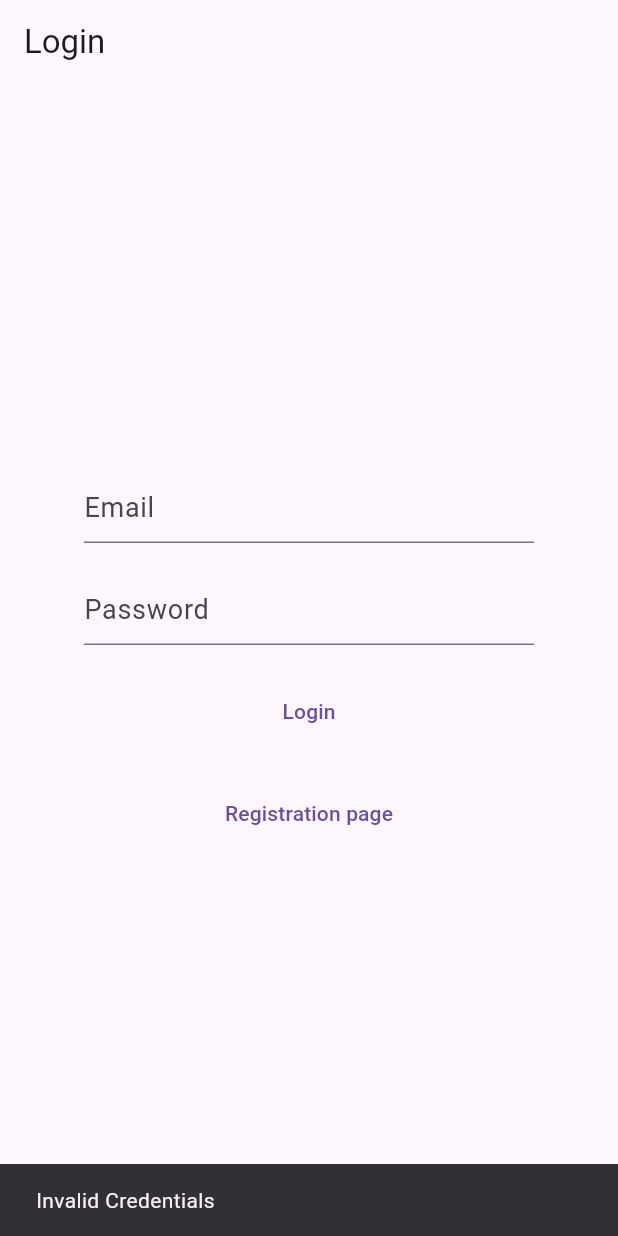
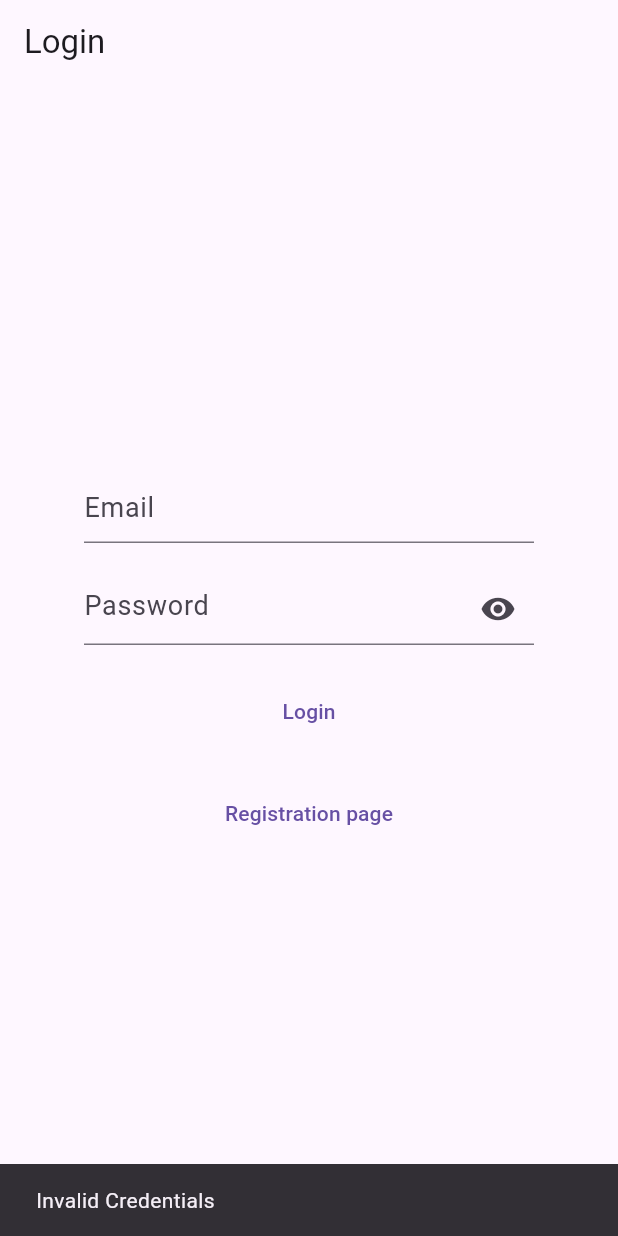
Before and after one commit to KieperMF/FlutterFood, a Flutter app: the screen it shows after launch, after a tap on "Login", on a phone screen of 412 x 824 dp. Run offline on Flutter 3.47's test engine with Material 3 defaults, Android fonts, the phone set to English and light mode, and no system bars; our stand-ins replace cloud_firestore, email_validator, firebase_auth, firebase_core, firebase_storage, go_router and 3 more; accounts and stored records are empty; network calls fail.

Commit message:
layout changes

```diff
--- a/lib/views/home_screen/home.dart
+++ b/lib/views/home_screen/home.dart
@@ -2,6 +2,8 @@ import 'package:flutter/material.dart';
 import 'package:flutter_food/views/home_screen/home_page.dart';
 import 'package:flutter_food/views/user_screen/user_page.dart';
 import 'package:google_nav_bar/google_nav_bar.dart';
+
+int pageIndex = 0;
 
 class HomeScreen extends StatefulWidget {
   const HomeScreen({super.key, });
@@ -11,8 +13,6 @@ class HomeScreen extends StatefulWidget {
 }
 
 class _HomeScreenState extends State<HomeScreen> {
-  List<Widget> children = [HomePage.create(),UserPage.create()];
-
   final _pageController = PageController(
     initialPage: 0,
     keepPage: true,
@@ -25,7 +25,8 @@ class _HomeScreenState extends State<HomeScreen> {
       body: PageView(
         onPageChanged: (value) {
           setState(() {
-            index = value;
+            pageIndex = value;
+            index = pageIndex;
           });
         },
         controller: _pageController,
@@ -67,7 +68,7 @@ class _HomeScreenState extends State<HomeScreen> {
                   backgroundColor: Color.fromRGBO(255, 255, 255, 1),
                 ),
               ],
-              selectedIndex: index,
+              selectedIndex: pageIndex,
               onTabChange: (value) {
                 _pageController.animateToPage(value, duration:const Duration(milliseconds: 400), curve: Curves.ease);
               },
--- a/lib/views/login_screen/login_page.dart
+++ b/lib/views/login_screen/login_page.dart
@@ -60,29 +60,24 @@ class _LoginPageState extends State<LoginPage> {
               child: TextField(
                 controller: textPasswordController,
                 style: const TextStyle(fontSize: 18),
-                decoration: const InputDecoration(
-                  hintStyle: TextStyle(fontSize: 18),
+                obscureText: store!.passwordVisibility,
+                decoration: InputDecoration(
+                  hintStyle: const TextStyle(fontSize: 18),
                   hintText: 'Password',
+                  suffixIcon: IconButton(onPressed: (){
+                    setState(() {
+                      store!.passwordVisibility = !store!.passwordVisibility;
+                    });
+                  }, icon: store!.passwordVisibility == false ? const Icon(Icons.visibility_off) : const Icon(Icons.visibility))
                 ),
+                onSubmitted: (value) => login(),
               ),
             ),
             const SizedBox(
               height: 20,
             ),
-            TextButton(
-                onPressed: () async {
-                  await store!.loginVerification(
-                      textEmailController.text, textPasswordController.text);
-                  if (store!.loginVerif) {
-                    context.go('/home');
-                  } else {
-                    ScaffoldMessenger.of(context).showSnackBar(const SnackBar(
-                      content: Text('Invalid Credentials'),
-                      duration: Duration(milliseconds: 1000),
-                    ));
-                  }
-                },
-                child: const Text('Login')),
+            TextButton(onPressed: () => login(),
+            child: const Text('Login')),
             const SizedBox(
               height: 20,
             ),
@@ -96,4 +91,17 @@ class _LoginPageState extends State<LoginPage> {
       ),
     );
   }
+
+  void login() async {
+    await store!.loginVerification(
+        textEmailController.text, textPasswordController.text);
+    if (store!.loginVerif) {
+      context.go('/home');
+    } else {
+      ScaffoldMessenger.of(context).showSnackBar(const SnackBar(
+        content: Text('Invalid Credentials'),
+        duration: Duration(milliseconds: 1000),
+      ));
+    }
+  }
 }
--- a/lib/views/login_screen/login_store.dart
+++ b/lib/views/login_screen/login_store.dart
@@ -5,6 +5,7 @@ class LoginStore with ChangeNotifier{
   LoginStore({required this.service});
   UserService? service;
   bool loginVerif = false;
+  bool passwordVisibility = true;
 
   loginVerification(String email, String password)async{
     loginVerif = await service!.loginUser(email, password);
--- a/lib/views/registration_screen/registration_store.dart
+++ b/lib/views/registration_screen/registration_store.dart
@@ -7,9 +7,6 @@ class RegistrationStore with ChangeNotifier{
   RegistrationStore({this.service});
 
   createVerification(String email, String password, String name)async{
-    debugPrint(email);
-      debugPrint(password);
-      debugPrint(name);
     try{
       await service!.createUser(email, password, name);
       createVerif = true;
--- a/lib/views/user_screen/user_page.dart
+++ b/lib/views/user_screen/user_page.dart
@@ -1,5 +1,6 @@
 import 'package:flutter/material.dart';
 import 'package:flutter_food/services/user_service.dart';
+import 'package:flutter_food/views/home_screen/home.dart';
 import 'package:flutter_food/views/user_screen/user_store.dart';
 import 'package:go_router/go_router.dart';
 import 'package:provider/provider.dart';
@@ -43,6 +44,7 @@ class _UserPageState extends State<UserPage> with AutomaticKeepAliveClientMixin{
               color: Colors.white,
               onPressed: () {
                 store!.logout();
+                pageIndex = 0;
               },
               icon: const Icon(Icons.logout)),
         ],
```
Also changed, not shown: lib/views/home_screen/home_page.dart (+5 -5 lines), lib/views/registration_screen/registration_page.dart (+19 -7 lines).
